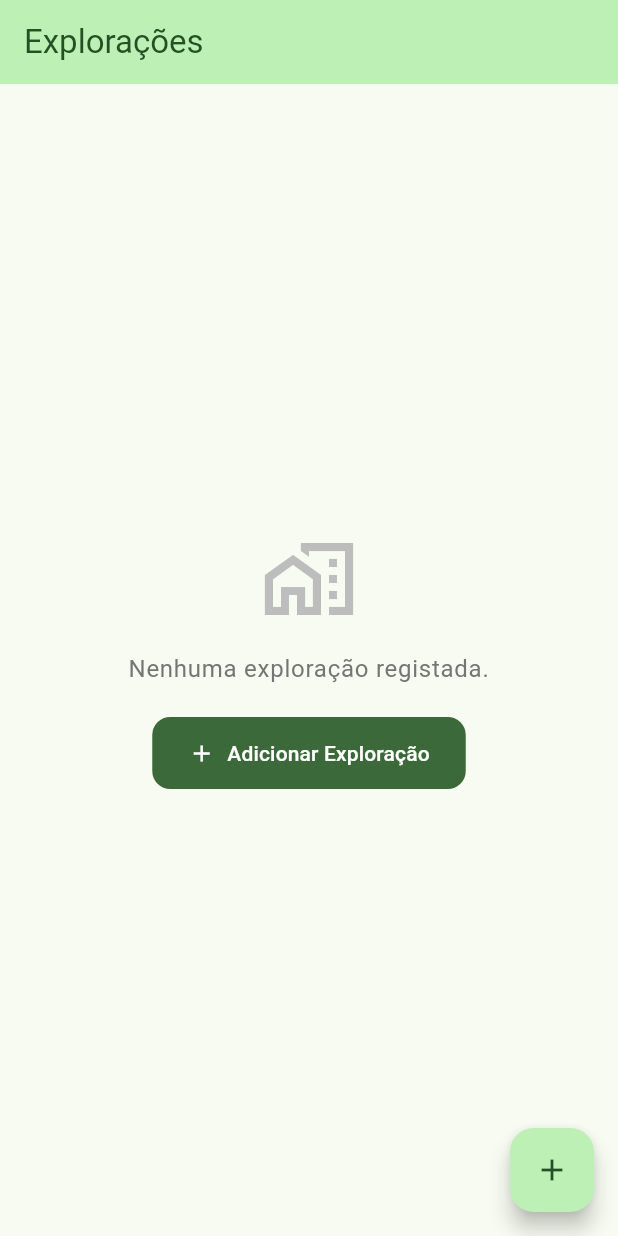
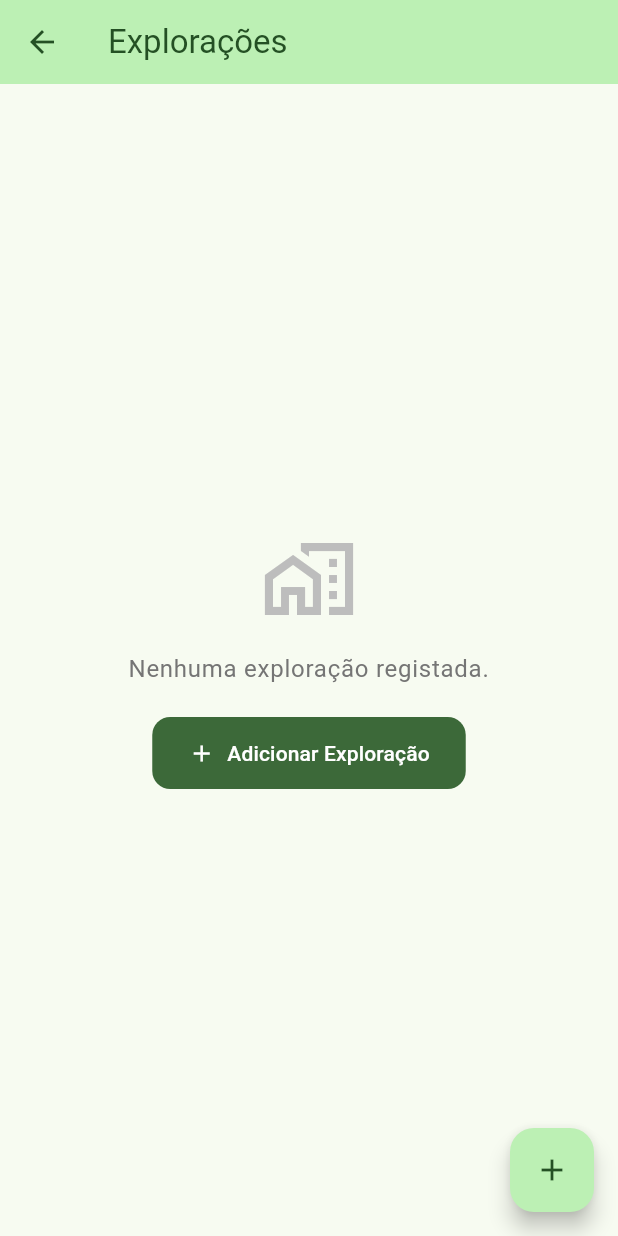
Before and after one commit to yannickRafael/bizmanager, a Flutter app: the FarmsScreen screen opened by its route, on a phone screen of 412 x 824 dp. Run offline on Flutter 3.47's test engine with Material 3 defaults, Android fonts, the phone set to English and light mode, and no system bars; our stand-ins replace go_router, shared_preferences, sqflite; accounts and stored records are empty.

Commit message:
Refactor code structure for improved readability and maintainability

```diff
--- a/lib/features/farms/presentation/farms_screen.dart
+++ b/lib/features/farms/presentation/farms_screen.dart
@@ -1,4 +1,5 @@
 import 'package:flutter/material.dart';
+import 'package:go_router/go_router.dart';
 import 'package:provider/provider.dart';
 import 'package:uuid/uuid.dart';
 
@@ -16,7 +17,13 @@ class FarmsScreen extends StatelessWidget {
     final provider = context.watch<FarmProvider>();
 
     return Scaffold(
-      appBar: AppBar(title: const Text('Explorações')),
+      appBar: AppBar(
+        title: const Text('Explorações'),
+        leading: IconButton(
+          icon: const Icon(Icons.arrow_back),
+          onPressed: () => context.goNamed('home'),
+        ),
+      ),
       floatingActionButton: FloatingActionButton(
         onPressed: () => _showAddFarmDialog(context),
         child: const Icon(Icons.add),
```
Also changed, not shown: lib/features/clients/presentation/clients_screen.dart (+7 -1 lines), flutter_07.png (added).
